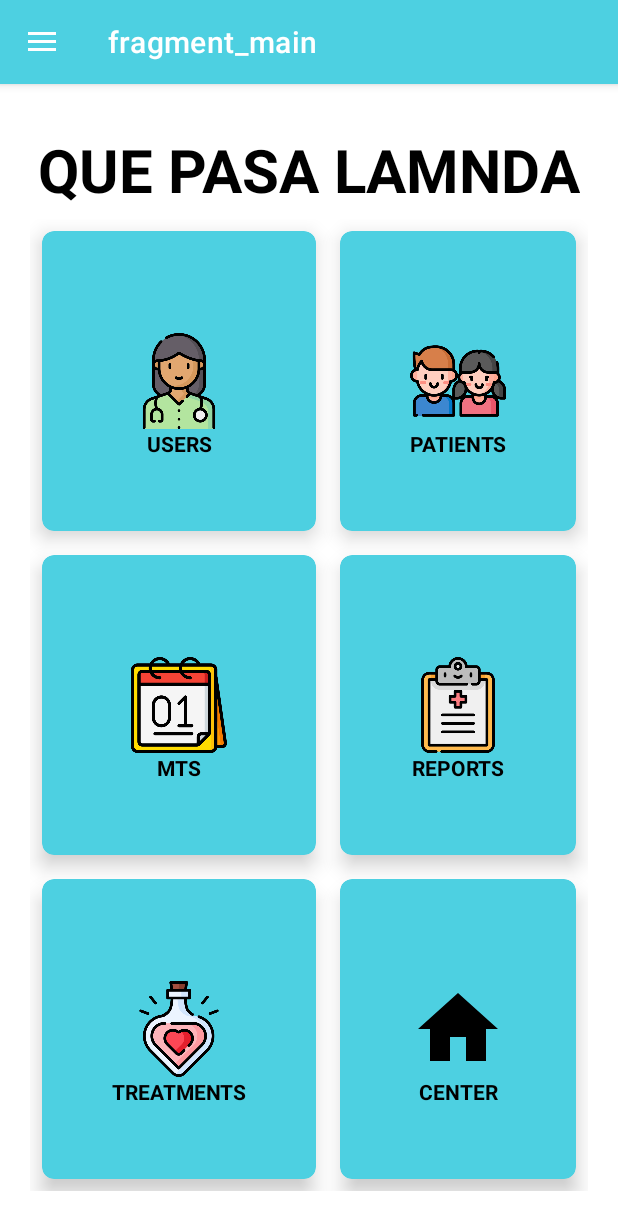
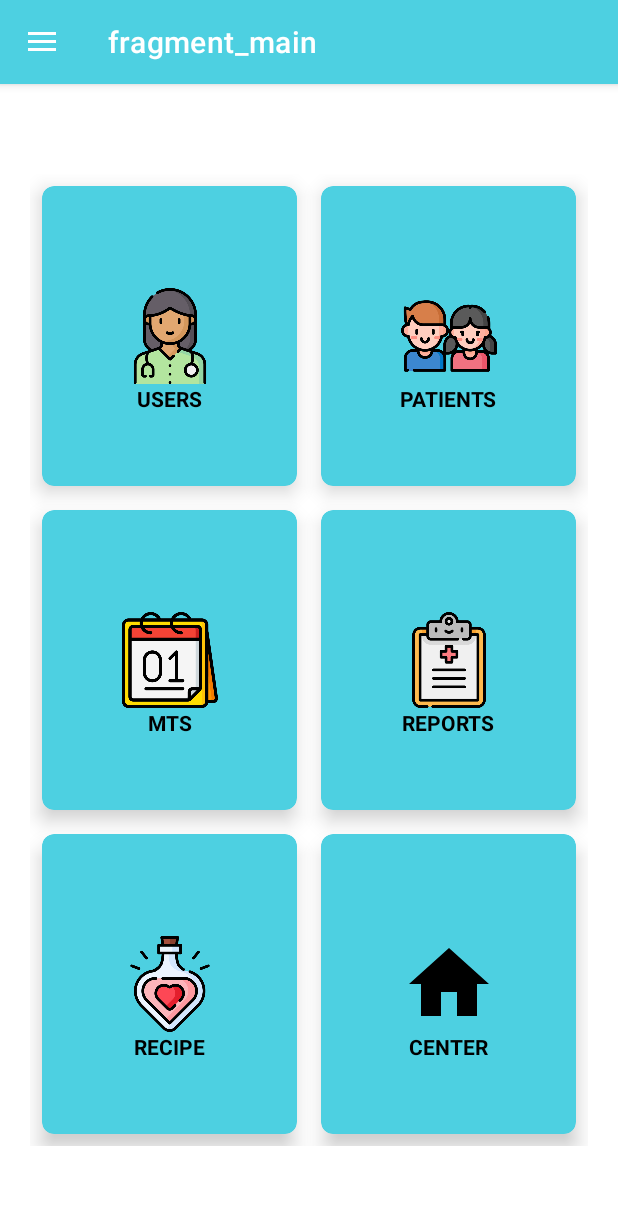
Before and after one commit to DanielItb/Yapp_Android, an Android app: the screen it shows after launch (MainActivity), on a phone screen of 412 x 824 dp. Shown: the top 1230 px of the screen. Run offline under Robolectric (Android 15) with nearby library versions, the phone set to English and light mode, and no system bars; our stand-ins replace navigation-ui.

Commit message:
mainFragment GOLD

```diff
--- a/app/src/main/res/layout/fragment_main.xml
+++ b/app/src/main/res/layout/fragment_main.xml
@@ -6,33 +6,21 @@
     android:layout_height="match_parent"
     tools:context=".fragments.MainFragment"
     android:layout_marginHorizontal="20dp"
-    android:layout_marginVertical="30dp"
+    android:layout_marginVertical="60dp"
     tools:paddingTop="?actionBarSize">
 
-
-    <TextView
-        android:id="@+id/text"
-        android:layout_width="wrap_content"
-        android:layout_height="wrap_content"
-        android:text="QUE PASA LAMNDA"
-        android:textColor="@color/black"
-        android:textSize="40sp"
-        android:textStyle="bold"
-        app:layout_constraintEnd_toEndOf="parent"
-        app:layout_constraintStart_toStartOf="parent"
-        app:layout_constraintTop_toTopOf="parent" />
 
     <GridLayout
         android:id="@+id/gridLayout"
         android:layout_width="match_parent"
         android:layout_height="match_parent"
-        android:layout_marginTop="60dp"
         android:columnCount="2"
         android:rowCount="3"
-        app:layout_constraintTop_toBottomOf="@+id/text">
+        app:layout_constraintTop_toBottomOf="parent">
 
 
         <androidx.cardview.widget.CardView
+            android:id="@+id/useresCardViewButton"
             android:layout_width="wrap_content"
             android:layout_height="wrap_content"
             android:layout_row="0"
@@ -50,7 +38,7 @@
                 android:layout_height="match_parent">
 
                 <ImageView
-                    android:id="@+id/imageView"
+                    android:id="@+id/userIconImageView"
                     android:layout_width="64dp"
                     android:layout_height="64dp"
                     android:src="@drawable/medico"
@@ -60,6 +48,7 @@
                     app:layout_constraintTop_toTopOf="parent" />
 
                 <TextView
+                    android:id="@+id/usersTextViewMain"
                     android:layout_width="wrap_content"
                     android:layout_height="wrap_content"
                     android:text="@string/users"
@@ -67,12 +56,13 @@
                     android:textStyle="bold"
                     app:layout_constraintEnd_toEndOf="parent"
                     app:layout_constraintStart_toStartOf="parent"
-                    app:layout_constraintTop_toBottomOf="@+id/imageView" />
+                    app:layout_constraintTop_toBottomOf="@+id/userIconImageView" />
 
             </androidx.constraintlayout.widget.ConstraintLayout>
         </androidx.cardview.widget.CardView>
 
         <androidx.cardview.widget.CardView
+            android:id="@+id/patientsCardViewButton"
             android:layout_width="wrap_content"
             android:layout_height="wrap_content"
             android:layout_row="0"
@@ -91,7 +81,7 @@
 
 
                 <ImageView
-                    android:id="@+id/imageView1"
+                    android:id="@+id/patientsIconImageView"
                     android:layout_width="64dp"
                     android:layout_height="64dp"
                     android:src="@drawable/children"
@@ -101,6 +91,7 @@
                     app:layout_constraintTop_toTopOf="parent" />
 
                 <TextView
+                    android:id="@+id/patientsTextViewMain"
                     android:layout_width="wrap_content"
                     android:layout_height="wrap_content"
                     android:text="@string/patients"
@@ -108,12 +99,13 @@
                     android:textStyle="bold"
                     app:layout_constraintEnd_toEndOf="parent"
                     app:layout_constraintStart_toStartOf="parent"
-                    app:layout_constraintTop_toBottomOf="@+id/imageView1" />
+                    app:layout_constraintTop_toBottomOf="@+id/patientsIconImageView" />
             </androidx.constraintlayout.widget.ConstraintLayout>
 
         </androidx.cardview.widget.CardView>
 
         <androidx.cardview.widget.CardView
+            android:id="@+id/mtsCardViewButton"
             android:layout_width="wrap_content"
             android:layout_height="wrap_content"
             android:layout_row="1"
@@ -128,11 +120,10 @@
 
             <androidx.constraintlayout.widget.ConstraintLayout
                 android:layout_width="match_parent"
-                android:layout_height="match_parent"
-                >
+                android:layout_height="match_parent">
 
                 <ImageView
-                    android:id="@+id/imageView2"
+                    android:id="@+id/mtsIconImageView"
                     android:layout_width="64dp"
                     android:layout_height="64dp"
                     android:src="@drawable/calendar"
@@ -142,6 +133,7 @@
                     app:layout_constraintTop_toTopOf="parent" />
 
                 <TextView
+                    android:id="@+id/mtsTextViewMain"
                     android:layout_width="wrap_content"
                     android:layout_height="wrap_content"
                     android:text="@string/mts"
@@ -149,12 +141,13 @@
                     android:textStyle="bold"
                     app:layout_constraintEnd_toEndOf="parent"
                     app:layout_constraintStart_toStartOf="parent"
-                    app:layout_constraintTop_toBottomOf="@+id/imageView2" />
+                    app:layout_constraintTop_toBottomOf="@+id/mtsIconImageView" />
             </androidx.constraintlayout.widget.ConstraintLayout>
 
         </androidx.cardview.widget.CardView>
 
         <androidx.cardview.widget.CardView
+            android:id="@+id/reportCardViewButton"
             android:layout_width="wrap_content"
             android:layout_height="wrap_content"
             android:layout_row="1"
@@ -169,11 +162,10 @@
 
             <androidx.constraintlayout.widget.ConstraintLayout
                 android:layout_width="match_parent"
-                android:layout_height="match_parent"
-                >
+                android:layout_height="match_parent">
 
                 <ImageView
-                    android:id="@+id/imageView3"
+                    android:id="@+id/reportsIconImageView"
                     android:layout_width="64dp"
                     android:layout_height="64dp"
                     android:src="@drawable/historial_medico"
@@ -184,6 +176,7 @@
 
 
                 <TextView
+                    android:id="@+id/reportTextViewMain"
                     android:layout_width="wrap_content"
                     android:layout_height="wrap_content"
                     android:text="@string/reports"
@@ -191,12 +184,13 @@
                     android:textStyle="bold"
                     app:layout_constraintEnd_toEndOf="parent"
                     app:layout_constraintStart_toStartOf="parent"
-                    app:layout_constraintTop_toBottomOf="@+id/imageView3" />
+                    app:layout_constraintTop_toBottomOf="@+id/reportsIconImageView" />
             </androidx.constraintlayout.widget.ConstraintLayout>
 
         </androidx.cardview.widget.CardView>
 
         <androidx.cardview.widget.CardView
+            android:id="@+id/treatmentCardViewButton"
             android:layout_width="wrap_content"
             android:layout_height="wrap_content"
             android:layout_row="2"
@@ -211,11 +205,10 @@
 
             <androidx.constraintlayout.widget.ConstraintLayout
                 android:layout_width="match_parent"
-                android:layout_height="match_parent"
-                >
+                android:layout_height="match_parent">
 
                 <ImageView
-                    android:id="@+id/imageView4"
+                    android:id="@+id/treatmentIconImageView"
                     android:layout_width="64dp"
                     android:layout_height="64dp"
                     android:src="@drawable/pocion_de_amor"
@@ -226,19 +219,21 @@
 
 
                 <TextView
+                    android:id="@+id/treatmentTextViewMain"
                     android:layout_width="wrap_content"
                     android:layout_height="wrap_content"
-                    android:text="@string/treatments"
+                    android:text="@string/recipe"
                     android:textColor="@color/black"
                     android:textStyle="bold"
                     app:layout_constraintEnd_toEndOf="parent"
                     app:layout_constraintStart_toStartOf="parent"
-                    app:layout_constraintTop_toBottomOf="@+id/imageView4" />
+                    app:layout_constraintTop_toBottomOf="@+id/treatmentIconImageView" />
             </androidx.constraintlayout.widget.ConstraintLayout>
 
         </androidx.cardview.widget.CardView>
 
         <androidx.cardview.widget.CardView
+            android:id="@+id/centerCardViewButton"
             android:layout_width="wrap_content"
             android:layout_height="wrap_content"
             android:layout_row="2"
@@ -253,10 +248,10 @@
 
             <androidx.constraintlayout.widget.ConstraintLayout
                 android:layout_width="match_parent"
-                android:layout_height="match_parent" >
+                android:layout_height="match_parent">
 
                 <ImageView
-                    android:id="@+id/imageView5"
+                    android:id="@+id/centerIconImageView"
                     android:layout_width="64dp"
                     android:layout_height="64dp"
                     android:src="@drawable/clinica"
@@ -267,6 +262,7 @@
 
 
                 <TextView
+                    android:id="@+id/centerTextViewMain"
                     android:layout_width="wrap_content"
                     android:layout_height="wrap_content"
                     android:text="@string/center"
@@ -274,63 +270,8 @@
                     android:textStyle="bold"
                     app:layout_constraintEnd_toEndOf="parent"
                     app:layout_constraintStart_toStartOf="parent"
-                    app:layout_constraintTop_toBottomOf="@+id/imageView5" />
+                    app:layout_constraintTop_toBottomOf="@+id/centerIconImageView" />
             </androidx.constraintlayout.widget.ConstraintLayout>
-
         </androidx.cardview.widget.CardView>
-
-
     </GridLayout>
-
-
-<!--    <ImageView-->
-<!--        android:id="@+id/imageView2"-->
-<!--        android:layout_width="0dp"-->
-<!--        android:layout_height="0dp"-->
-<!--        android:layout_marginTop="100dp"-->
-<!--        android:layout_marginEnd="10dp"-->
-<!--        android:background="@color/black"-->
-<!--        app:layout_constraintDimensionRatio="1:1"-->
-<!--        app:layout_constraintEnd_toStartOf="@+id/imageButton"-->
-<!--        app:layout_constraintStart_toStartOf="parent"-->
-<!--        app:layout_constraintTop_toTopOf="parent" />-->
-
-
-<!--    <ImageButton-->
-<!--        android:id="@+id/imageButton"-->
-<!--        android:layout_width="0dp"-->
-<!--        android:layout_height="0dp"-->
-<!--        android:layout_marginStart="10dp"-->
-<!--        android:layout_marginTop="100dp"-->
-<!--        android:background="@color/primaryColor"-->
-<!--        app:layout_constraintDimensionRatio="1:1"-->
-<!--        app:layout_constraintEnd_toEndOf="parent"-->
-<!--        app:layout_constraintStart_toEndOf="@+id/imageButton2"-->
-<!--        app:layout_constraintTop_toTopOf="parent" />-->
-
-
-<!--    <ImageButton-->
-<!--        android:id="@+id/imageButton4"-->
-<!--        android:layout_width="0dp"-->
-<!--        android:layout_height="0dp"-->
-<!--        android:layout_marginTop="20dp"-->
-<!--        android:layout_marginEnd="10dp"-->
-<!--        android:background="@color/blue_main"-->
-<!--        app:layout_constraintDimensionRatio="1:1"-->
-<!--        app:layout_constraintEnd_toStartOf="@+id/imageButton3"-->
-<!--        app:layout_constraintStart_toStartOf="parent"-->
-<!--        app:layout_constraintTop_toBottomOf="@+id/imageButton2" />-->
-
-<!--    <ImageButton-->
-<!--        android:id="@+id/imageButton3"-->
-<!--        android:layout_width="0dp"-->
-<!--        android:layout_height="0dp"-->
-<!--        android:layout_marginStart="10dp"-->
-<!--        android:layout_marginTop="20dp"-->
-<!--        android:background="@color/purple_700"-->
-<!--        app:layout_constraintDimensionRatio="1:1"-->
-<!--        app:layout_constraintEnd_toEndOf="parent"-->
-<!--        app:layout_constraintStart_toEndOf="@+id/imageButton4"-->
-<!--        app:layout_constraintTop_toBottomOf="@+id/imageButton" />-->
-
 </androidx.constraintlayout.widget.ConstraintLayout>
--- a/app/src/main/res/values/strings.xml
+++ b/app/src/main/res/values/strings.xml
@@ -35,7 +35,7 @@
     <string name="mts">MTS</string>
     <string name="patients">PATIENTS</string>
     <string name="users">USERS</string>
-    <string name="center">CENTER</string>
+    <string name="recipe">RECIPE</string>
 
     <string-array name="payment_types">
         <item>Cuota</item>
```
